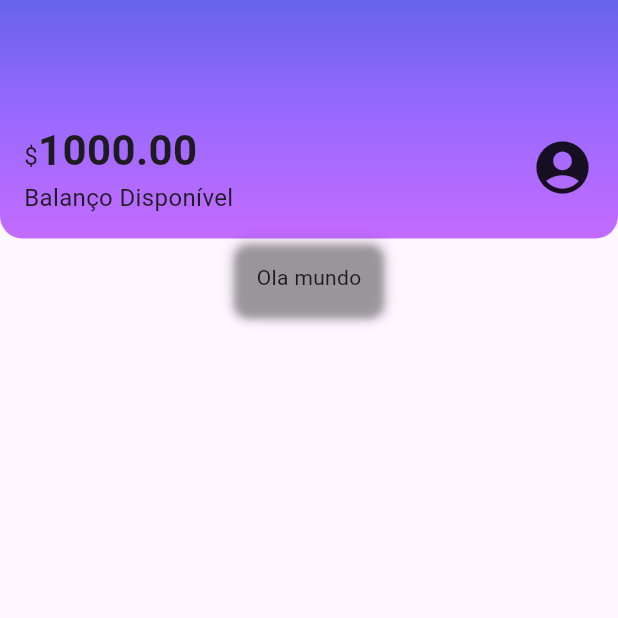
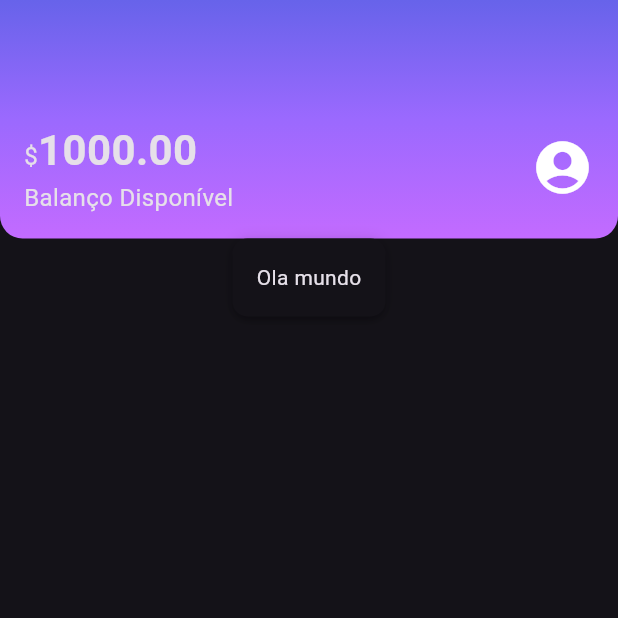
Before and after one commit to Mateuxx/NewBank_Layout, a Flutter app: the screen it shows after launch, on a phone screen of 412 x 824 dp, the top half of it. Run offline on Flutter 3.47's test engine with Material 3 defaults, Android fonts, the phone set to English and light mode, and no system bars.

Commit message:
estilizando e organiando as cores com boas praticas em flutter

```diff
--- a/lib/components/box_card.dart
+++ b/lib/components/box_card.dart
@@ -1,4 +1,3 @@
-import 'package:flutter/cupertino.dart';
 import 'package:flutter/material.dart';
 
 class BoxCard extends StatelessWidget {
@@ -14,6 +13,9 @@
         decoration: BoxDecoration(
           boxShadow: kElevationToShadow[3],
           borderRadius: BorderRadius.circular(10),
+          ///cores que se adaptam com o contexto
+          ///ligh mode or dark mode
+          color: Theme.of(context).cardColor,
         ),
         child: boxContent);
   }
--- a/lib/components/sections/header.dart
+++ b/lib/components/sections/header.dart
@@ -1,4 +1,5 @@
 import 'package:flutter/material.dart';
+import 'package:new_bank/themes/theme_colors.dart';
 
 class Header extends StatelessWidget {
   const Header({super.key});
@@ -6,15 +7,11 @@
   @override
   Widget build(BuildContext context) {
     return Container(
-      decoration: const BoxDecoration(
+      decoration:  const BoxDecoration(
         gradient: LinearGradient(
           begin: Alignment.topCenter,
           end: Alignment.bottomCenter,
-          colors: <Color>[
-            Color.fromRGBO(103, 99, 234, 1.0),
-            Color.fromRGBO(155, 105, 254, 1.0),
-            Color.fromRGBO(195, 107, 255, 1.0)
-          ],
+          colors: ThemeColors.headerGradient,
         ),
         borderRadius: BorderRadius.vertical(bottom: Radius.circular(15))
       ),
--- a/lib/main.dart
+++ b/lib/main.dart
@@ -1,5 +1,6 @@
 import 'package:flutter/material.dart';
 import 'package:new_bank/screens/home.dart';
+import 'package:new_bank/themes/my_theme.dart';
 
 void main() {
   runApp(const NewBank());
@@ -11,9 +12,10 @@
   // This widget is the root of your application.
   @override
   Widget build(BuildContext context) {
-    return const MaterialApp(
+    return MaterialApp(
         title: 'NewBank',
-        home: Home(),
+        theme: MyTheme,
+        home: const Home(),
     );
   }
 }
--- /dev/null
+++ b/lib/themes/my_theme.dart
@@ -0,0 +1,11 @@
+import 'package:flutter/material.dart';
+import 'package:new_bank/themes/theme_colors.dart';
+import 'package:new_bank/themes/theme_colors.dart';
+
+ThemeData MyTheme = ThemeData(
+  primarySwatch:ThemeColors.primaryColor,
+  primaryColor: ThemeColors.primaryColor,
+  brightness: Brightness.dark,
+
+  textTheme: TextTheme()
+);
--- /dev/null
+++ b/lib/themes/theme_colors.dart
@@ -0,0 +1,11 @@
+import 'package:flutter/material.dart';
+
+class ThemeColors {
+  static const MaterialColor primaryColor = Colors.purple;
+
+  static const List<Color> headerGradient = [
+    Color.fromRGBO(103, 99, 234, 1.0),
+    Color.fromRGBO(155, 105, 254, 1.0),
+    Color.fromRGBO(195, 107, 255, 1.0),
+  ];
+}
```
